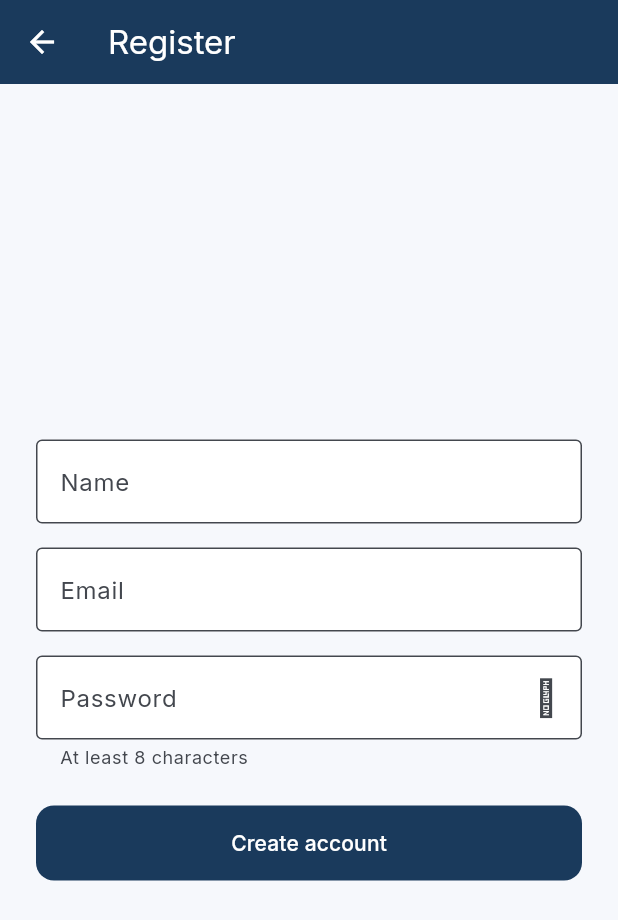
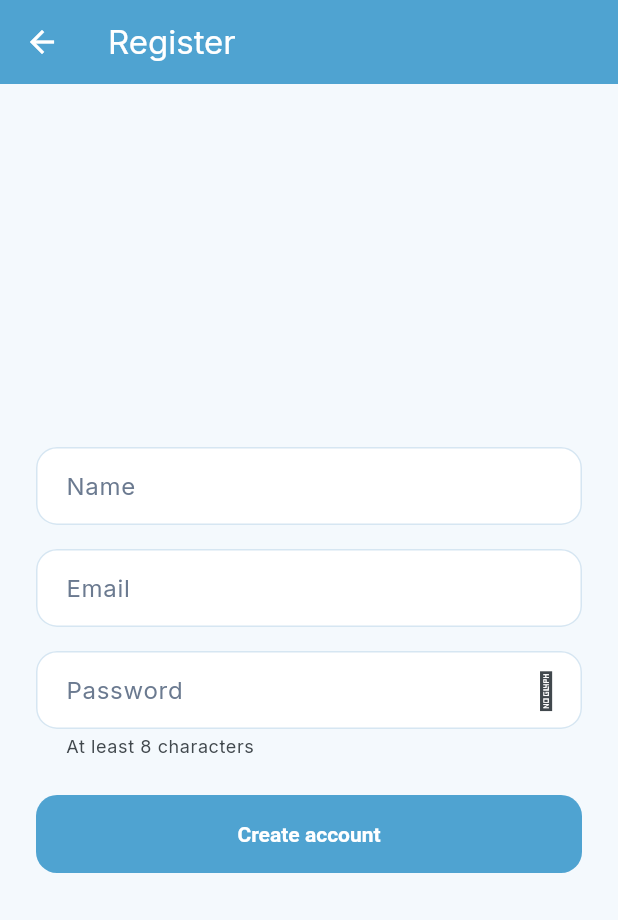
Before and after one commit to RAMA-coder1/mymoneyug-magumba-hussein-ssengooba, a Flutter app: the screen it shows after launch, after a tap on "Log in", after a tap on "Create an account", on a phone screen of 412 x 824 dp. Shown: the top 920 px of the screen. Run offline on Flutter 3.47's test engine with Material 3 defaults, Android fonts, the phone set to English and light mode, and no system bars; our stand-ins replace flutter_secure_storage, google_fonts; network calls fail.

Commit message:
style: light-blue UI, Inter font, redesigned form fields

```diff
--- a/frontend/lib/screens/accounts_screen.dart
+++ b/frontend/lib/screens/accounts_screen.dart
@@ -90,7 +90,7 @@ class _AccountsScreenState extends State<AccountsScreen> {
                   leading: CircleAvatar(
                     backgroundColor: AppColors.paleBlue,
                     child: Icon(Account.iconFor(a.accountType),
-                        color: AppColors.navy),
+                        color: AppColors.text),
                   ),
                   title: Text(a.name),
                   subtitle: Text(Account.typeLabel(a.accountType)),
@@ -133,7 +133,7 @@ class AccountDetailScreen extends StatelessWidget {
               Container(
                 padding: const EdgeInsets.all(20),
                 decoration: BoxDecoration(
-                  color: AppColors.navy,
+                  color: AppColors.text,
                   borderRadius: BorderRadius.circular(16),
                 ),
                 child: Column(
--- a/frontend/lib/screens/dashboard_screen.dart
+++ b/frontend/lib/screens/dashboard_screen.dart
@@ -120,7 +120,7 @@ class _DashboardScreenState extends State<DashboardScreen> {
                             mainAxisAlignment: MainAxisAlignment.center,
                             children: [
                               Icon(Account.iconFor(a.accountType),
-                                  color: AppColors.navy),
+                                  color: AppColors.text),
                               const SizedBox(height: 6),
                               Text(a.name,
                                   maxLines: 1,
@@ -185,7 +185,7 @@ class _BalanceCard extends StatelessWidget {
   Widget build(BuildContext context) => Container(
         padding: const EdgeInsets.all(20),
         decoration: BoxDecoration(
-          color: AppColors.navy,
+          color: AppColors.text,
           borderRadius: BorderRadius.circular(16),
         ),
         child: Column(
@@ -295,7 +295,7 @@ class _SpendingByCategory extends StatelessWidget {
                             child: LinearProgressIndicator(
                               value: e.value / max,
                               minHeight: 8,
-                              color: AppColors.navy,
+                              color: AppColors.text,
                               backgroundColor: AppColors.paleBlue,
                             ),
                           ),
--- a/frontend/lib/screens/monthly_summary_screen.dart
+++ b/frontend/lib/screens/monthly_summary_screen.dart
@@ -85,7 +85,7 @@ class _MonthlySummaryScreenState extends State<MonthlySummaryScreen> {
                     Container(
                       padding: const EdgeInsets.all(20),
                       decoration: BoxDecoration(
-                        color: AppColors.navy,
+                        color: AppColors.text,
                         borderRadius: BorderRadius.circular(16),
                       ),
                       child: Column(
--- a/frontend/lib/widgets/async_view.dart
+++ b/frontend/lib/widgets/async_view.dart
@@ -117,7 +117,7 @@ class ErrorState extends StatelessWidget {
             mainAxisSize: MainAxisSize.min,
             children: [
               Icon(offline ? LucideIcons.cloudOff : LucideIcons.alertCircle,
-                  size: 56, color: AppColors.navy),
+                  size: 56, color: AppColors.text),
               const SizedBox(height: 16),
               Text(offline ? 'No internet / server off' : 'Something went wrong',
                   style: Theme.of(context).textTheme.titleMedium),
--- a/frontend/lib/widgets/theme.dart
+++ b/frontend/lib/widgets/theme.dart
@@ -1,19 +1,24 @@
 import 'package:flutter/material.dart';
 import 'package:google_fonts/google_fonts.dart';
 
-/// Palette taken from the sketches: navy headers, pale-blue action areas.
+/// Light-blue focused palette.
 class AppColors {
-  static const navy = Color(0xFF1A3A5C);
-  static const paleBlue = Color(0xFFC8E4EC);
-  static const surface = Color(0xFFF6F8FC);
+  static const primary = Color(0xFF4FA3D1);
+  static const primaryDark = Color(0xFF2E7FB8);
+  static const paleBlue = Color(0xFFDCEEFB);
+  static const surface = Color(0xFFF4F9FD);
+  static const card = Colors.white;
+  static const text = Color(0xFF1A3A5C);
+  static const muted = Color(0xFF6B7A90);
   static const income = Color(0xFF1B7F4B);
   static const expense = Color(0xFFB3261E);
 }
 
 ThemeData buildTheme() {
   final scheme = ColorScheme.fromSeed(
-    seedColor: AppColors.navy,
-    primary: AppColors.navy,
+    seedColor: AppColors.primary,
+    primary: AppColors.primary,
+    secondary: AppColors.primaryDark,
     secondaryContainer: AppColors.paleBlue,
     surface: AppColors.surface,
   );
@@ -22,29 +27,48 @@ ThemeData buildTheme() {
     colorScheme: scheme,
     fontFamily: GoogleFonts.inter().fontFamily,
     scaffoldBackgroundColor: AppColors.surface,
+    textTheme: const TextTheme().apply(
+      bodyColor: AppColors.text,
+      displayColor: AppColors.text,
+    ),
     appBarTheme: const AppBarTheme(
-      backgroundColor: AppColors.navy,
+      backgroundColor: AppColors.primary,
       foregroundColor: Colors.white,
       centerTitle: false,
       elevation: 0,
     ),
-    inputDecorationTheme: const InputDecorationTheme(
-      border: OutlineInputBorder(),
+    inputDecorationTheme: InputDecorationTheme(
       filled: true,
       fillColor: Colors.white,
+      contentPadding: const EdgeInsets.symmetric(horizontal: 16, vertical: 14),
+      border: OutlineInputBorder(
+        borderRadius: BorderRadius.circular(14),
+        borderSide: const BorderSide(color: Color(0xFFD6E6F2)),
+      ),
+      enabledBorder: OutlineInputBorder(
+        borderRadius: BorderRadius.circular(14),
+        borderSide: const BorderSide(color: Color(0xFFD6E6F2)),
+      ),
+      focusedBorder: OutlineInputBorder(
+        borderRadius: BorderRadius.circular(14),
+        borderSide: const BorderSide(color: AppColors.primary, width: 2),
+      ),
+      labelStyle: const TextStyle(color: AppColors.muted),
     ),
     filledButtonTheme: FilledButtonThemeData(
       style: FilledButton.styleFrom(
-        minimumSize: const Size.fromHeight(50),
-        backgroundColor: AppColors.navy,
+        minimumSize: const Size.fromHeight(52),
+        backgroundColor: AppColors.primary,
         foregroundColor: Colors.white,
-        shape: RoundedRectangleBorder(borderRadius: BorderRadius.circular(12)),
+        shape: RoundedRectangleBorder(borderRadius: BorderRadius.circular(14)),
+        textStyle: const TextStyle(fontWeight: FontWeight.w600),
       ),
     ),
     cardTheme: const CardThemeData(
+      color: Colors.white,
       elevation: 0,
       shape: RoundedRectangleBorder(
-          borderRadius: BorderRadius.all(Radius.circular(16))),
+          borderRadius: BorderRadius.all(Radius.circular(18))),
     ),
     navigationBarTheme: const NavigationBarThemeData(
       indicatorColor: AppColors.paleBlue,
```
Also changed, not shown: 2 other files.
